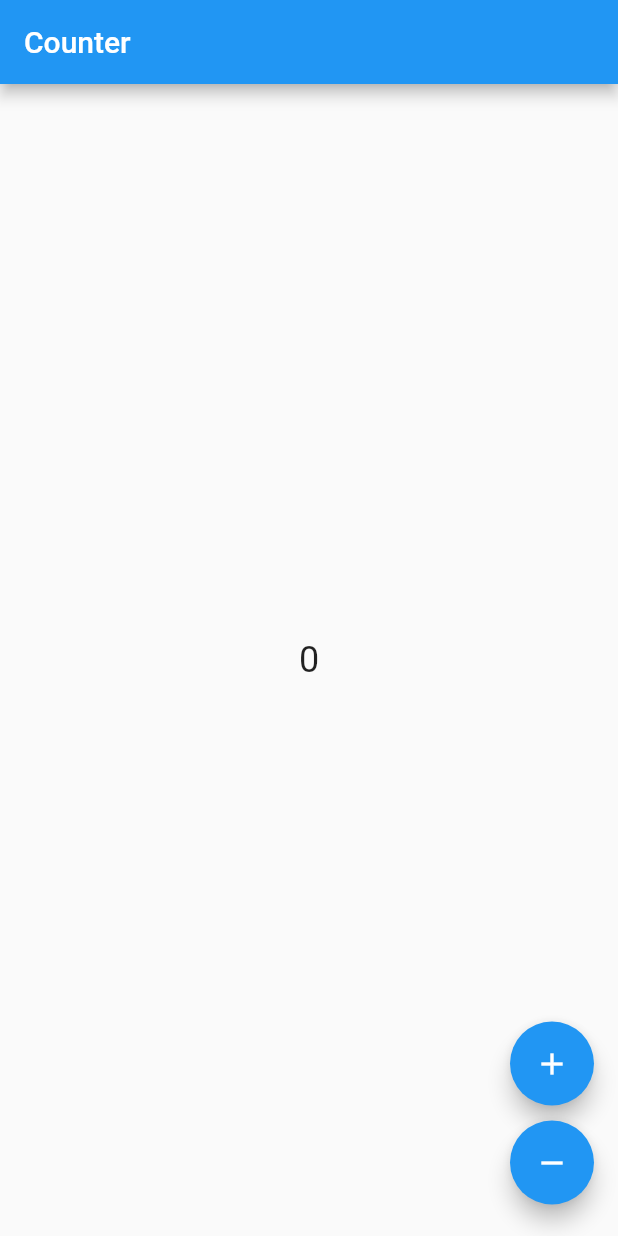
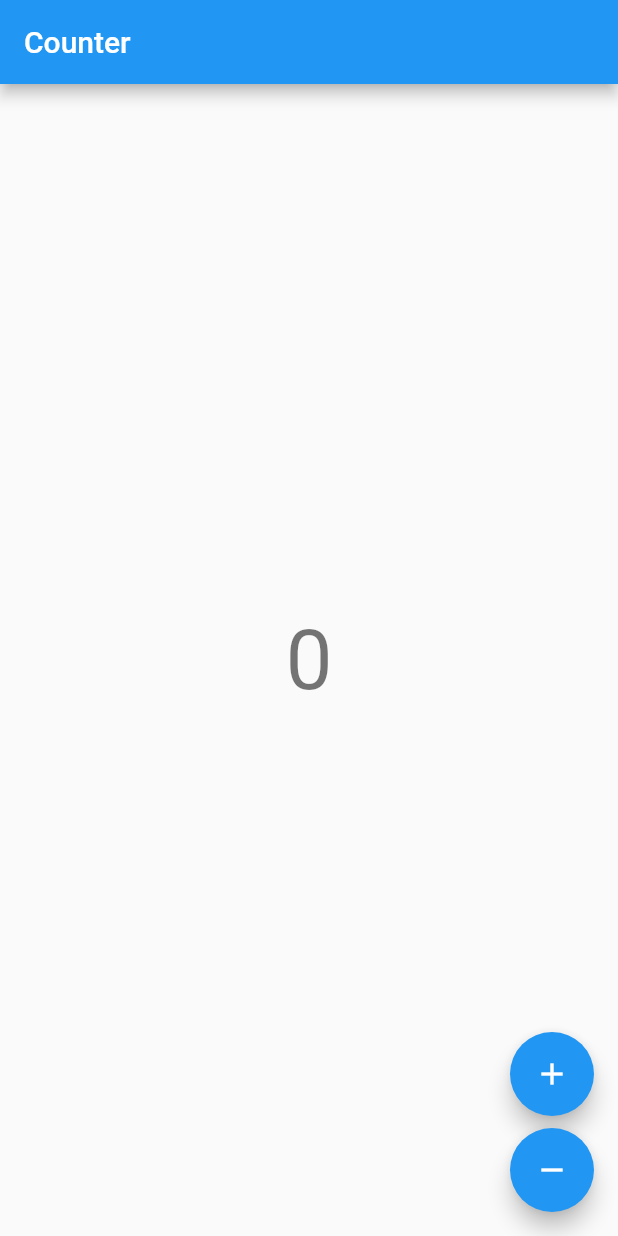
Before and after one commit to Demetre-Panjakidze/blocTesting, a Flutter app: the screen it shows after launch, on a phone screen of 412 x 824 dp. Run offline on Flutter 3.47's test engine with Material 2 defaults, Android fonts, the phone set to English and light mode, and no system bars; our stand-ins replace bloc, flutter_bloc.

Commit message:
counter app built with cubit

```diff
--- /dev/null
+++ b/lib/app.dart
@@ -0,0 +1,6 @@
+import 'package:flutter/material.dart';
+import 'package:bloctesting/counter/counter.dart';
+
+class CounterApp extends MaterialApp {
+  const CounterApp({super.key}) : super(home: const CounterPage());
+}
--- /dev/null
+++ b/lib/counter/counter.dart
@@ -0,0 +1,2 @@
+export 'cubit/counter_cubit.dart';
+export 'view/view.dart';
--- /dev/null
+++ b/lib/counter/cubit/counter_cubit.dart
@@ -0,0 +1,9 @@
+import 'package:bloc/bloc.dart';
+
+class CounterCubit extends Cubit<int> {
+  CounterCubit() : super(0);
+
+  void increment() => emit(state + 1);
+
+  void decrement() => emit(state - 1);
+}
--- /dev/null
+++ b/lib/counter/view/counter_page.dart
@@ -0,0 +1,17 @@
+import 'package:bloctesting/counter/cubit/counter_cubit.dart';
+import 'package:bloctesting/counter/view/counter_view.dart';
+import 'package:flutter/material.dart';
+import 'package:flutter_bloc/flutter_bloc.dart';
+import 'package:bloctesting/counter/counter.dart';
+
+class CounterPage extends StatelessWidget {
+  const CounterPage({super.key});
+
+  @override
+  Widget build(BuildContext context) {
+    return BlocProvider(
+      create: (_) => CounterCubit(),
+      child: const CounterView(),
+    );
+  }
+}
--- /dev/null
+++ b/lib/counter/view/counter_view.dart
@@ -0,0 +1,40 @@
+import 'package:bloctesting/counter/cubit/counter_cubit.dart';
+import 'package:flutter/material.dart';
+import 'package:flutter_bloc/flutter_bloc.dart';
+import 'package:bloctesting/counter/counter.dart';
+
+class CounterView extends StatelessWidget {
+  const CounterView({super.key});
+
+  @override
+  Widget build(BuildContext context) {
+    final textTheme = Theme.of(context).textTheme;
+    return Scaffold(
+      appBar: AppBar(title: const Text('Counter')),
+      body: Center(
+        child: BlocBuilder<CounterCubit, int>(
+          builder: (context, state) {
+            return Text('$state', style: textTheme.displayMedium);
+          },
+        ),
+      ),
+      floatingActionButton: Column(
+        mainAxisAlignment: MainAxisAlignment.end,
+        crossAxisAlignment: CrossAxisAlignment.end,
+        children: <Widget>[
+          FloatingActionButton(
+            key: const Key('counterView_increment_floatingActionButton'),
+            child: const Icon(Icons.add),
+            onPressed: () => context.read<CounterCubit>().increment(),
+          ),
+          const SizedBox(height: 8),
+          FloatingActionButton(
+            key: const Key('counterView_decrement_floatingActionButton'),
+            child: const Icon(Icons.remove),
+            onPressed: () => context.read<CounterCubit>().decrement(),
+          ),
+        ],
+      ),
+    );
+  }
+}
--- /dev/null
+++ b/lib/counter/view/view.dart
@@ -0,0 +1,2 @@
+export 'counter_page.dart';
+export 'counter_view.dart';
--- a/lib/counter_bloc.dart
+++ /dev/null
@@ -1,18 +0,0 @@
-import 'package:bloc/bloc.dart';
-
-sealed class CounterEvent {}
-
-final class CounterIncrementPressed extends CounterEvent {}
-
-final class CounterDecrementPressed extends CounterEvent {}
-
-class CounterBloc extends Bloc<CounterEvent, int> {
-  CounterBloc() : super(0) {
-    on<CounterIncrementPressed>(
-      (event, emit) => emit(state + 1),
-    );
-    on<CounterDecrementPressed>(
-      (event, emit) => emit(state - 1),
-    );
-  }
-}
--- /dev/null
+++ b/lib/counter_observer.dart
@@ -0,0 +1,12 @@
+import 'package:bloc/bloc.dart';
+
+class CounterObserver extends BlocObserver {
+  const CounterObserver();
+
+  @override
+  void onChange(BlocBase<dynamic> bloc, Change<dynamic> change) {
+    super.onChange(bloc, change);
+
+    print('${bloc.runtimeType} $change');
+  }
+}
--- a/lib/counter_page.dart
+++ /dev/null
@@ -1,46 +0,0 @@
-import 'package:bloctesting/counter_bloc.dart';
-import 'package:flutter/material.dart';
-import 'package:flutter_bloc/flutter_bloc.dart';
-
-class CounterPage extends StatelessWidget {
-  const CounterPage({super.key});
-
-  @override
-  Widget build(BuildContext context) {
-    return Scaffold(
-      appBar: AppBar(title: const Text('Counter')),
-      body: BlocBuilder<CounterBloc, int>(
-        builder: (context, count) {
-          return Center(
-            child: Text(
-              count.toString(),
-              style: const TextStyle(fontSize: 24),
-            ),
-          );
-        },
-      ),
-      floatingActionButton: Column(
-        crossAxisAlignment: CrossAxisAlignment.end,
-        mainAxisAlignment: MainAxisAlignment.end,
-        children: <Widget>[
-          Padding(
-            padding: const EdgeInsets.symmetric(vertical: 5),
-            child: FloatingActionButton(
-              child: const Icon(Icons.add),
-              onPressed: () =>
-                  context.read<CounterBloc>().add(CounterIncrementPressed()),
-            ),
-          ),
-          Padding(
-            padding: const EdgeInsets.symmetric(vertical: 5),
-            child: FloatingActionButton(
-              child: const Icon(Icons.remove),
-              onPressed: () =>
-                  context.read<CounterBloc>().add(CounterDecrementPressed()),
-            ),
-          ),
-        ],
-      ),
-    );
-  }
-}
--- a/lib/main.dart
+++ b/lib/main.dart
@@ -1,22 +1,9 @@
-import 'package:bloctesting/counter_bloc.dart';
-import 'package:bloctesting/counter_page.dart';
-import 'package:flutter/material.dart';
-import 'package:flutter_bloc/flutter_bloc.dart';
+import 'package:bloc/bloc.dart';
+import 'package:flutter/widgets.dart';
+import 'package:bloctesting/app.dart';
+import 'package:bloctesting/counter_observer.dart';
 
 void main() {
+  Bloc.observer = const CounterObserver();
   runApp(const CounterApp());
 }
-
-class CounterApp extends StatelessWidget {
-  const CounterApp({super.key});
-
-  @override
-  Widget build(BuildContext context) {
-    return MaterialApp(
-      home: BlocProvider(
-        create: (_) => CounterBloc(),
-        child: const CounterPage(),
-      ),
-    );
-  }
-}
```
